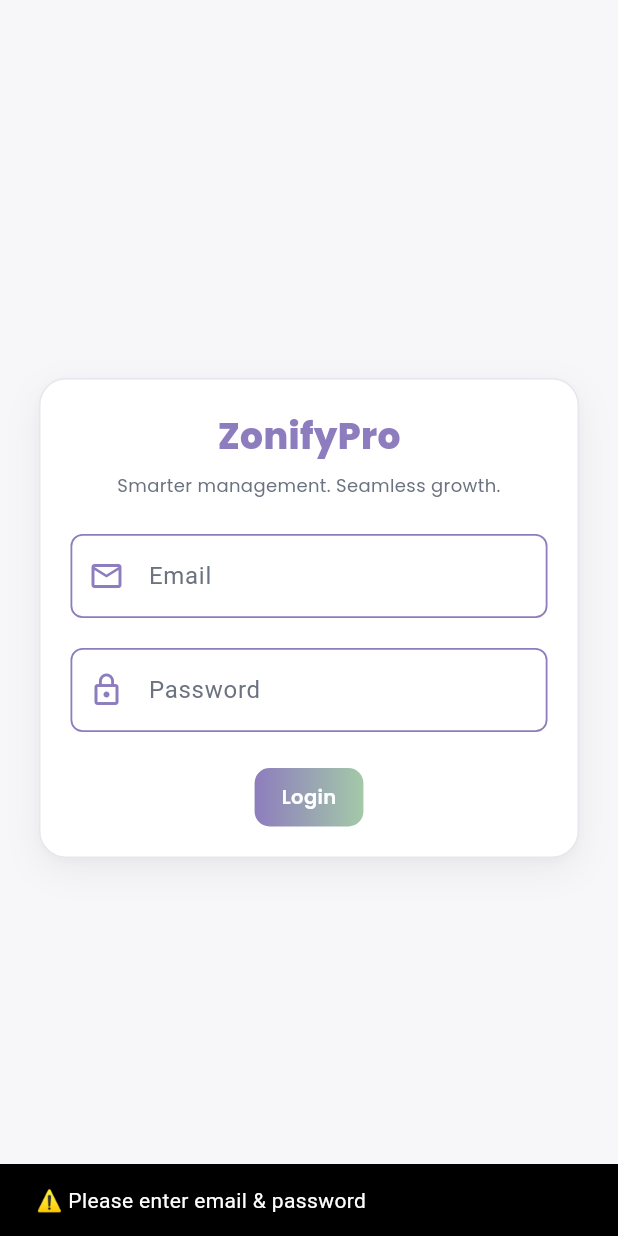
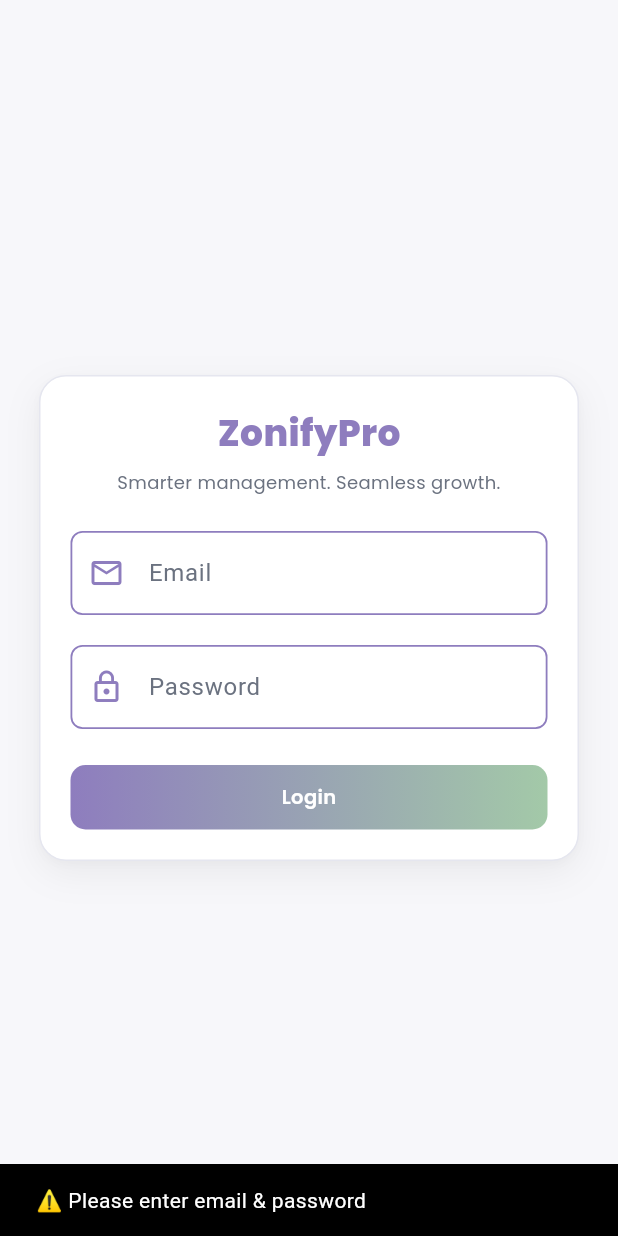
Before and after one commit to AbdulHaseeb4/ZonifyProApplication, a Flutter app: the screen it shows after launch, after a tap on "Login", on a phone screen of 412 x 824 dp. Run offline on Flutter 3.47's test engine with Material 3 defaults, Android fonts, the phone set to English and light mode, and no system bars; our stand-ins replace cloud_firestore, dotted_border, dropdown_button2, firebase_auth, firebase_core, flutter_riverpod and 3 more; accounts and stored records are empty.

Commit message:
Login Issue resolve

```diff
--- a/lib/providers/auth_provider.dart
+++ b/lib/providers/auth_provider.dart
@@ -34,20 +34,21 @@ final authStateProvider = StreamProvider<User?>(
   (ref) => FirebaseAuth.instance.authStateChanges(),
 );
 
-/// 🔹 Firestore user data provider (fetch full user profile)
-final appUserProvider = FutureProvider<AppUser?>((ref) async {
+/// 🔹 Firestore user data provider (stream instead of future)
+final appUserProvider = StreamProvider<AppUser?>((ref) {
   final user = ref.watch(authStateProvider).value;
-  if (user == null) return null;
+  if (user == null) return const Stream.empty();
 
-  final doc = await FirebaseFirestore.instance
+  return FirebaseFirestore.instance
       .collection("users")
       .doc(user.uid)
-      .get();
-
-  if (doc.exists) {
-    return AppUser.fromMap(user.uid, doc.data()!);
-  }
-  return null;
+      .snapshots()
+      .map((doc) {
+        if (doc.exists) {
+          return AppUser.fromMap(user.uid, doc.data()!);
+        }
+        return null;
+      });
 });
 
 /// 🔹 Role shortcut provider
--- a/lib/providers/router_provider.dart
+++ b/lib/providers/router_provider.dart
@@ -1,15 +1,5 @@
 import 'package:flutter_riverpod/flutter_riverpod.dart';
 import 'package:go_router/go_router.dart';
-import 'package:zonifypro/screens/pmm/add_product/pmm_add_product.dart';
-import 'package:zonifypro/screens/pmm/change_pass/pmm_change_password.dart';
-import 'package:zonifypro/screens/pmm/delay_refund/pmm_delay_refund.dart';
-import 'package:zonifypro/screens/pmm/excel/pmm_excel.dart';
-import 'package:zonifypro/screens/pmm/orders/pmm_orders.dart';
-import 'package:zonifypro/screens/pmm/premium_products/pmm_premium_products.dart';
-import 'package:zonifypro/screens/pmm/products/pmm_products.dart';
-import 'package:zonifypro/screens/pmm/profile/pmm_profile.dart';
-import 'package:zonifypro/screens/pmm/reservation/pmm_reservation.dart';
-import 'package:zonifypro/screens/pmm/support/pmm_support.dart';
 
 // Providers
 import '../providers/auth_provider.dart';
@@ -19,13 +9,23 @@ import '../screens/auth/login/login_screen.dart';
 
 // ADMIN
 import '../screens/admin/dashboard/admin_dashboard.dart';
-import 'package:zonifypro/screens/admin/add_user/admin_create_user.dart';
+import '../screens/admin/add_user/admin_create_user.dart';
 
 // MANAGER
 import '../screens/manager/dashboard/manager_dashboard.dart';
 
 // PMM
 import '../screens/pmm/dashboard/pmm_dashboard.dart';
+import '../screens/pmm/add_product/pmm_add_product.dart';
+import '../screens/pmm/change_pass/pmm_change_password.dart';
+import '../screens/pmm/delay_refund/pmm_delay_refund.dart';
+import '../screens/pmm/excel/pmm_excel.dart';
+import '../screens/pmm/orders/pmm_orders.dart';
+import '../screens/pmm/premium_products/pmm_premium_products.dart';
+import '../screens/pmm/products/pmm_products.dart';
+import '../screens/pmm/profile/pmm_profile.dart';
+import '../screens/pmm/reservation/pmm_reservation.dart';
+import '../screens/pmm/support/pmm_support.dart';
 
 // PM
 import '../screens/pm/dashboard/pm_dashboard.dart';
@@ -52,10 +52,10 @@ final routerProvider = Provider<GoRouter>((ref) {
       final user = authAsync.value;
       final appUser = appUserAsync.value;
 
-      // 🕑 Wait for both auth + user role
+      // 🕑 Wait for auth + user role
       if (authAsync.isLoading || appUserAsync.isLoading) return null;
 
-      // ❌ If not logged in and trying to access dashboards → force login
+      // ❌ Not logged in but trying dashboard → force login
       if (user == null &&
           (goingTo.startsWith("/pm") ||
               goingTo.startsWith("/admin") ||
@@ -64,7 +64,7 @@ final routerProvider = Provider<GoRouter>((ref) {
         return "/login";
       }
 
-      // ✅ If logged in & going to /login or / → send to correct dashboard
+      // ✅ Logged in & on /login or / → redirect by role
       if (user != null && (goingTo == "/login" || goingTo == "/")) {
         switch (appUser?.role) {
           case "admin":
@@ -80,7 +80,7 @@ final routerProvider = Provider<GoRouter>((ref) {
         }
       }
 
-      return null; // ✅ allow navigation
+      return null; // allow navigation
     },
 
     routes: [
@@ -90,77 +90,62 @@ final routerProvider = Provider<GoRouter>((ref) {
       // ADMIN
       GoRoute(
         path: "/admin/dashboard",
-        builder: (context, state) => const AdminDashboardPage(),
+        builder: (c, s) => const AdminDashboardPage(),
       ),
       GoRoute(
         path: "/admin/create_user",
-        builder: (context, state) => const AdminCreateUserPage(),
+        builder: (c, s) => const AdminCreateUserPage(),
       ),
 
       // MANAGER
       GoRoute(
         path: "/manager/dashboard",
-        builder: (context, state) => const ManagerDashboardPage(),
+        builder: (c, s) => const ManagerDashboardPage(),
       ),
 
       // PMM
       GoRoute(
         path: "/pmm/dashboard",
-        builder: (context, state) => const PMMDashboardPage(),
+        builder: (c, s) => const PMMDashboardPage(),
       ),
-      GoRoute(
-        path: "/pmm/orders",
-        builder: (context, state) => const PMMOrdersPage(),
-      ),
+      GoRoute(path: "/pmm/orders", builder: (c, s) => const PMMOrdersPage()),
       GoRoute(
         path: "/pmm/products",
-        builder: (context, state) => const PMMProductsPage(),
+        builder: (c, s) => const PMMProductsPage(),
       ),
       GoRoute(
         path: "/pmm/add_product",
-        builder: (context, state) => const PMMAddProductPage(),
+        builder: (c, s) => const PMMAddProductPage(),
       ),
       GoRoute(
         path: "/pmm/premium_products",
-        builder: (context, state) => const PMMPremiumProductsPage(),
+        builder: (c, s) => const PMMPremiumProductsPage(),
       ),
       GoRoute(
         path: "/pmm/reservation",
-        builder: (context, state) => const PMMReservationPage(),
+        builder: (c, s) => const PMMReservationPage(),
       ),
       GoRoute(
         path: "/pmm/change_password",
-        builder: (context, state) => const PMMChangePasswordPage(),
+        builder: (c, s) => const PMMChangePasswordPage(),
       ),
-      GoRoute(
-        path: "/pmm/profile",
-        builder: (context, state) => const PMMProfilePage(),
-      ),
-      GoRoute(
-        path: "/pmm/excel",
-        builder: (context, state) => const PMMExcelPage(),
-      ),
-      GoRoute(
-        path: "/pmm/support",
-        builder: (context, state) => const PMMSupportPage(),
-      ),
+      GoRoute(path: "/pmm/profile", builder: (c, s) => const PMMProfilePage()),
+      GoRoute(path: "/pmm/excel", builder: (c, s) => const PMMExcelPage()),
+      GoRoute(path: "/pmm/support", builder: (c, s) => const PMMSupportPage()),
       GoRoute(
         path: "/pmm/delay_refund",
-        builder: (context, state) => const PMMDelayRefundPage(),
+        builder: (c, s) => const PMMDelayRefundPage(),
       ),
 
       // PM
       GoRoute(
         path: "/pm/dashboard",
-        builder: (context, state) => const PMDashboardPage(),
+        builder: (c, s) => const PMDashboardPage(),
       ),
-      GoRoute(
-        path: "/pm/orders",
-        builder: (context, state) => const PMOrdersPage(),
-      ),
+      GoRoute(path: "/pm/orders", builder: (c, s) => const PMOrdersPage()),
       GoRoute(
         path: "/pm/products",
-        builder: (context, state) => const PMProductsPage(category: "All"),
+        builder: (c, s) => const PMProductsPage(category: "All"),
         routes: [
           GoRoute(
             path: ":id",
@@ -174,27 +159,21 @@ final routerProvider = Provider<GoRouter>((ref) {
       ),
       GoRoute(
         path: "/pm/reservation",
-        builder: (context, state) => const PMReservationPage(),
+        builder: (c, s) => const PMReservationPage(),
       ),
       GoRoute(
         path: "/pm/delay_refund",
-        builder: (context, state) => const PMDelayRefundPage(),
+        builder: (c, s) => const PMDelayRefundPage(),
       ),
       GoRoute(
         path: "/pm/change_password",
-        builder: (context, state) => const PMChangePasswordPage(),
+        builder: (c, s) => const PMChangePasswordPage(),
       ),
-      GoRoute(
-        path: "/pm/excel",
-        builder: (context, state) => const PMExcelPage(),
-      ),
-      GoRoute(
-        path: "/pm/support",
-        builder: (context, state) => const PMSupportPage(),
-      ),
+      GoRoute(path: "/pm/excel", builder: (c, s) => const PMExcelPage()),
+      GoRoute(path: "/pm/support", builder: (c, s) => const PMSupportPage()),
       GoRoute(
         path: "/pm/blacklist",
-        builder: (context, state) => const PMBlacklistPage(),
+        builder: (c, s) => const PMBlacklistPage(),
       ),
     ],
   );
--- a/lib/screens/auth/login/login_screen.dart
+++ b/lib/screens/auth/login/login_screen.dart
@@ -17,8 +17,6 @@ class _LoginScreenState extends ConsumerState<LoginScreen> {
   final emailController = TextEditingController();
   final passwordController = TextEditingController();
 
-  bool _isHovered = false;
-  bool _isPressed = false;
   bool _isLoading = false;
 
   Future<void> _login() async {
@@ -44,7 +42,7 @@ class _LoginScreenState extends ConsumerState<LoginScreen> {
           backgroundColor: Colors.green,
         ),
       );
-      // ⬆️ redirect role ke hisaab se router_provider handle karega
+      // Redirect automatically handled by routerProvider
     } catch (e) {
       rootScaffoldMessengerKey.currentState?.showSnackBar(
         SnackBar(
@@ -76,12 +74,12 @@ class _LoginScreenState extends ConsumerState<LoginScreen> {
               border: Border.all(color: const Color(0xFFE5E6EF), width: 1),
               boxShadow: [
                 BoxShadow(
-                  color: Colors.black.withValues(alpha: 0.06),
+                  color: Colors.black.withOpacity(0.06),
                   blurRadius: 20,
                   offset: const Offset(0, 8),
                 ),
                 BoxShadow(
-                  color: Colors.black.withValues(alpha: 0.02),
+                  color: Colors.black.withOpacity(0.02),
                   blurRadius: 4,
                   offset: const Offset(0, 2),
                 ),
@@ -166,38 +164,13 @@ class _LoginScreenState extends ConsumerState<LoginScreen> {
                 SizedBox(height: isMobile ? 24 : 28),
 
                 // 🚀 Login Button
-                MouseRegion(
-                  onEnter: (_) => setState(() => _isHovered = true),
-                  onExit: (_) {
-                    setState(() {
-                      _isHovered = false;
-                      _isPressed = false;
-                    });
-                  },
-                  child: GestureDetector(
-                    onTapDown: (_) => setState(() => _isPressed = true),
-                    onTapUp: (_) => setState(() => _isPressed = false),
-                    onTapCancel: () => setState(() => _isPressed = false),
+                GestureDetector(
                   onTap: _login,
-                    child: AnimatedContainer(
-                      duration: const Duration(milliseconds: 180),
-                      transformAlignment: Alignment.center,
-                      transform: Matrix4.identity()
-                        ..scale(
-                          _isPressed
-                              ? 0.92
-                              : _isHovered
-                              ? 1.05
-                              : 1.0,
-                          _isPressed
-                              ? 0.92
-                              : _isHovered
-                              ? 1.05
-                              : 1.0,
-                        ),
+                  child: Container(
+                    width: double.infinity,
                     padding: EdgeInsets.symmetric(
                       horizontal: isMobile ? 18 : 22,
-                        vertical: isMobile ? 10 : 12,
+                      vertical: isMobile ? 12 : 14,
                     ),
                     decoration: BoxDecoration(
                       gradient: const LinearGradient(
@@ -207,8 +180,16 @@ class _LoginScreenState extends ConsumerState<LoginScreen> {
                       ),
                       borderRadius: BorderRadius.circular(10),
                     ),
+                    child: Center(
                       child: _isLoading
-                          ? const CircularProgressIndicator(color: Colors.white)
+                          ? const SizedBox(
+                              width: 18,
+                              height: 18,
+                              child: CircularProgressIndicator(
+                                color: Colors.white,
+                                strokeWidth: 2,
+                              ),
+                            )
                           : Text(
                               "Login",
                               style: GoogleFonts.poppins(
--- a/pubspec.yaml
+++ b/pubspec.yaml
@@ -29,6 +29,7 @@ dependencies:
   shimmer: ^3.0.0
   dropdown_button2: ^2.3.9
   dotted_border: ^2.0.0
+  data_table_2: ^2.6.0
 
   firebase_core: ^3.8.0
   firebase_auth: ^5.3.3
```
Also changed, not shown: pubspec.lock. Lines whose indentation alone changed are shown as unchanged.
